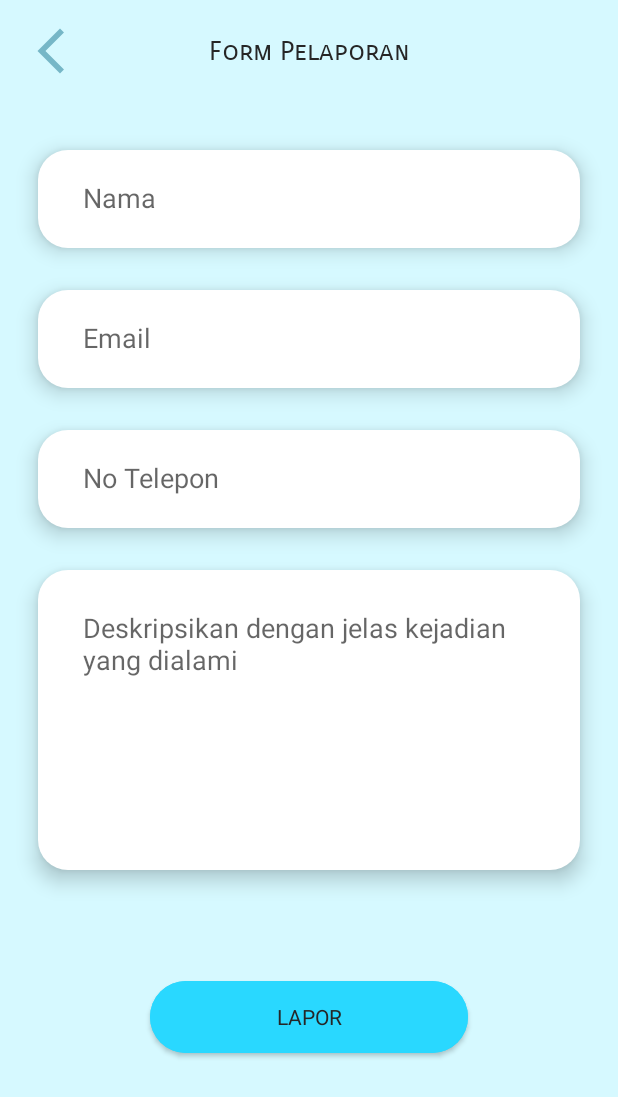
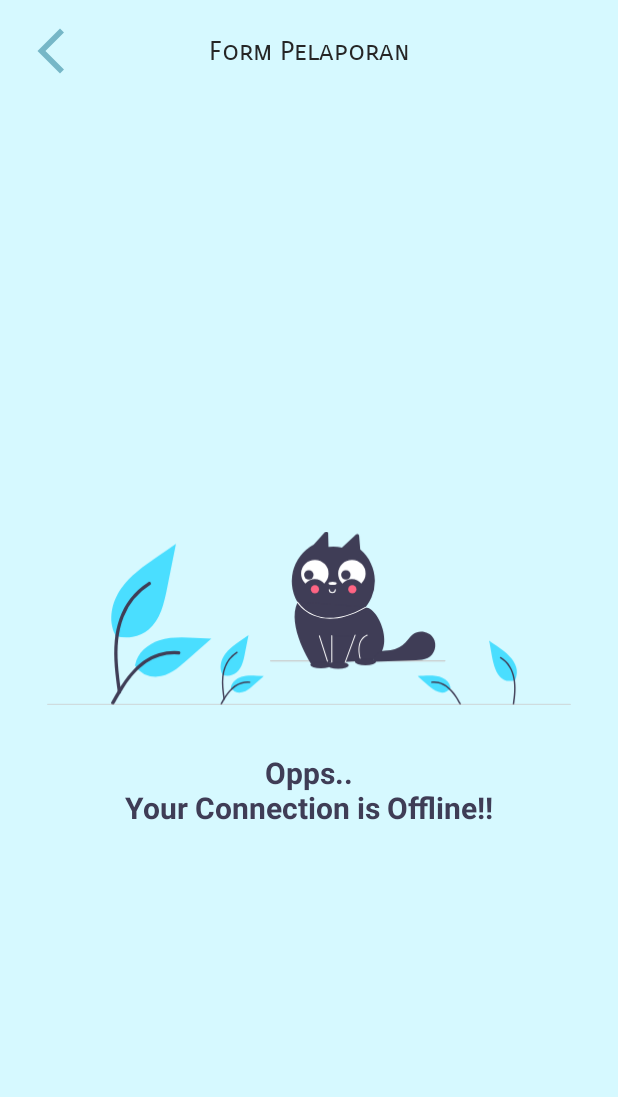
Before and after one commit to Capstone-B21-CAP0220/SwacApp, an Android app: the FormActivity screen opened directly, with no data from a screen before it, on a phone screen of 412 x 824 dp. Shown: the top 1097 px of the screen. Run offline under Robolectric (Android 15) with nearby library versions, the phone set to English and light mode, and no system bars.

Commit message:
Adding NetworkCallback for Check Connection Done..

```diff
--- a/app/build.gradle
+++ b/app/build.gradle
@@ -65,4 +65,5 @@ dependencies {
     implementation 'com.google.code.gson:gson:2.8.6'
     implementation 'com.squareup.okhttp3:okhttp:4.9.0'
     implementation 'org.jetbrains.kotlinx:kotlinx-coroutines-android:1.3.9'
+
 }
--- a/app/src/main/AndroidManifest.xml
+++ b/app/src/main/AndroidManifest.xml
@@ -2,6 +2,8 @@
 <manifest xmlns:android="http://schemas.android.com/apk/res/android"
     package="com.capstone0220.swacapp">
     <uses-permission android:name="android.permission.INTERNET" />
+    <uses-permission android:name="android.permission.ACCESS_NETWORK_STATE" />
+
     <application
         android:allowBackup="true"
         android:icon="@mipmap/ic_launcher"
--- a/app/src/main/java/com/capstone0220/swacapp/ui/data/UserData.kt
+++ b/app/src/main/java/com/capstone0220/swacapp/ui/data/UserData.kt
@@ -7,6 +7,8 @@ import kotlinx.parcelize.Parcelize
 @Parcelize
 data class UserData (
    var name : String?="",
+   var position: String?="",
+   var location: String?="",
    var email: String?="",
    var no_telp : String?="",
    var description: String?=""
--- a/app/src/main/java/com/capstone0220/swacapp/ui/form/FormActivity.kt
+++ b/app/src/main/java/com/capstone0220/swacapp/ui/form/FormActivity.kt
@@ -10,16 +10,17 @@ import com.capstone0220.swacapp.R
 import com.capstone0220.swacapp.databinding.ActivityFormBinding
 import com.capstone0220.swacapp.ui.confirmation.ConfirmationActivity
 import com.capstone0220.swacapp.ui.data.UserData
+import com.capstone0220.swacapp.ui.utils.NetworkMonitor
 
 class FormActivity : AppCompatActivity(), View.OnClickListener {
 
     private lateinit var binding: ActivityFormBinding
-
-
+    private lateinit var networkMonitor: NetworkMonitor
     override fun onCreate(savedInstanceState: Bundle?) {
         super.onCreate(savedInstanceState)
         binding = ActivityFormBinding.inflate(layoutInflater)
         setContentView(binding.root)
+        checkConnections()
         binding.apply {
             btnFormBack.setOnClickListener(this@FormActivity)
             btnFormReport.setOnClickListener(this@FormActivity)
@@ -33,37 +34,67 @@ class FormActivity : AppCompatActivity(), View.OnClickListener {
                 onBackPressed()
             }
             R.id.btn_form_report -> {
+                setData()
+            }
+        }
+    }
+
+    fun setData(){
         val edtName = findViewById<EditText>(R.id.edt_form_name)
+        val edtPosition = findViewById<EditText>(R.id.edt_form_reportingtype)
+        val edtLocation = findViewById<EditText>(R.id.edt_form_location)
         val edtEmail = findViewById<EditText>(R.id.edt_form_email)
         val edtPhone = findViewById<EditText>(R.id.edt_form_phone)
         val edtDesc = findViewById<EditText>(R.id.edt_form_desc)
         val name = edtName.text.toString()
+        val position = edtPosition.text.toString()
+        val location = edtLocation.text.toString()
         val email = edtEmail.text.toString()
-                val phone = edtPhone.text.toString()
+        val no_telp = edtPhone.text.toString()
         val desc = edtDesc.text.toString()
 
         if (name.isNullOrEmpty()) {
-                    edtName?.error = "Nama Tidak Boleh Kosong"
+            edtName?.error = "Nama Harap Diisi"
             edtName?.requestFocus()
+        }else if(position.isNullOrEmpty()){
+            edtPosition?.error = "Posisi Pelapor Harap Diisi"
+            edtPosition?.requestFocus()
+        }else if(location.isNullOrEmpty()){
+            edtLocation?.error = "Lokasi Harap Diisi"
+            edtLocation?.requestFocus()
         }else if(email.isNullOrEmpty()){
-                    edtEmail?.error = "Email Tidak Boleh Kosong"
+            edtEmail?.error = "Email Harap Diisi"
             edtEmail?.requestFocus()
-                }else if(phone.isNullOrEmpty()){
-                    edtPhone?.error = "No.Telp Tidak Boleh Kosong"
+        }else if(no_telp.isNullOrEmpty()){
+            edtPhone?.error = "No.Telp Harap Diisi"
             edtPhone?.requestFocus()
         }else if (desc.isNullOrEmpty()){
-                    edtDesc?.error = "Deskripsi Tidak Boleh Kosong"
+            edtDesc?.error = "Deskripsi Harap Diisi"
             edtDesc?.requestFocus()
         }else{
             val userData = UserData(
-                        name,email,phone,desc
+                name,position,location,email,no_telp,desc
             )
             val intent = Intent(this, ConfirmationActivity::class.java)
             intent.putExtra(ConfirmationActivity.EXTRA_USER, userData)
             startActivity(intent)
         }
     }
+
+    private fun checkConnections(){
+        networkMonitor = NetworkMonitor(application)
+        networkMonitor.observe(this,{isAvailable->
+            when(isAvailable){
+                true -> {
+                    binding.disconnected.disconnectedMsg.visibility = View.GONE
+                    binding.formInputReport.visibility = View.VISIBLE
+                }
+                false -> {
+                    binding.formInputReport.visibility = View.GONE
+                    binding.disconnected.disconnectedMsg.visibility = View.VISIBLE
                 }
             }
+        })
 
     }
+}
--- a/app/src/main/java/com/capstone0220/swacapp/ui/information/InformationActivity.kt
+++ b/app/src/main/java/com/capstone0220/swacapp/ui/information/InformationActivity.kt
@@ -9,11 +9,13 @@ import android.widget.Toast
 import androidx.appcompat.app.AppCompatActivity
 import com.capstone0220.swacapp.R
 import com.capstone0220.swacapp.databinding.ActivityInformationBinding
+import com.capstone0220.swacapp.ui.utils.NetworkMonitor
 
 class InformationActivity : AppCompatActivity(), View.OnClickListener {
 
     private lateinit var binding: ActivityInformationBinding
     private val url = "https://kekerasan.kemenpppa.go.id/ringkasan"
+    private lateinit var networkMonitor: NetworkMonitor
     override fun onCreate(savedInstanceState: Bundle?) {
         super.onCreate(savedInstanceState)
         binding = ActivityInformationBinding.inflate(layoutInflater)
@@ -23,6 +25,20 @@ class InformationActivity : AppCompatActivity(), View.OnClickListener {
             binding.toolbarInformation.btnInformationBack.setOnClickListener(this@InformationActivity)
         }
 
+        checkConnections()
+    }
+
+    override fun onClick(v: View?) {
+        when (v?.id) {
+            R.id.btn_information_back -> {
+                onBackPressed()
+            }
+        }
+    }
+
+
+    fun webView(){
+        binding.disconnected.disconnectedMsg.visibility = View.INVISIBLE
         val webView = findViewById<WebView>(R.id.webView)
         binding.progressBar.visibility = View.VISIBLE
         webView.settings.javaScriptEnabled = true
@@ -42,11 +58,21 @@ class InformationActivity : AppCompatActivity(), View.OnClickListener {
         webView.loadUrl(url)
     }
 
-    override fun onClick(v: View?) {
-        when (v?.id) {
-            R.id.btn_information_back -> {
-                onBackPressed()
+
+    private fun checkConnections(){
+        networkMonitor = NetworkMonitor(application)
+        networkMonitor.observe(this,{isAvailable->
+            when(isAvailable){
+                true -> {
+                    webView()
+                    binding.webView.visibility = WebView.VISIBLE
+                }
+                false -> {
+                    binding.webView.visibility = WebView.GONE
+                    binding.disconnected.disconnectedMsg.visibility = View.VISIBLE
+                }
             }
-        }
+        })
+
     }
 }
--- /dev/null
+++ b/app/src/main/java/com/capstone0220/swacapp/ui/utils/NetworkMonitor.kt
@@ -0,0 +1,47 @@
+package com.capstone0220.swacapp.ui.utils
+
+import android.app.Application
+import android.content.Context
+import android.net.ConnectivityManager
+import android.net.Network
+import android.net.NetworkRequest
+import android.os.Build
+import androidx.annotation.RequiresApi
+import androidx.lifecycle.LiveData
+
+class NetworkMonitor (
+    private val connectivityManager: ConnectivityManager
+    ) : LiveData<Boolean>(){
+        constructor(application: Application) : this(
+        application.getSystemService(Context.CONNECTIVITY_SERVICE) as ConnectivityManager
+    )
+
+
+    private val networkCallback = @RequiresApi(Build.VERSION_CODES.LOLLIPOP)
+    object : ConnectivityManager.NetworkCallback() {
+
+        override fun onAvailable(network: Network) {
+            super.onAvailable(network)
+            postValue(true)
+        }
+
+        override fun onLost(network: Network) {
+            super.onLost(network)
+            postValue(false)
+        }
+    }
+
+    @RequiresApi(Build.VERSION_CODES.LOLLIPOP)
+    override fun onActive() {
+        super.onActive()
+        val builder = NetworkRequest.Builder()
+        connectivityManager.registerNetworkCallback(builder.build(), networkCallback)
+    }
+
+    @RequiresApi(Build.VERSION_CODES.LOLLIPOP)
+    override fun onInactive() {
+        super.onInactive()
+        connectivityManager.unregisterNetworkCallback(networkCallback)
+    }
+
+    }
--- /dev/null
+++ b/app/src/main/res/drawable/ic_disconnect.xml
@@ -0,0 +1,108 @@
+<vector xmlns:android="http://schemas.android.com/apk/res/android"
+    android:width="785dp"
+    android:height="260.84195dp"
+    android:viewportWidth="785"
+    android:viewportHeight="260.84195">
+  <path
+      android:pathData="M101.787,155.874a52.155,52.155 0,0 0,50.363 -8.871c17.64,-14.807 23.171,-39.192 27.67,-61.777L193.13,18.421l-27.866,19.187c-20.041,13.798 -40.532,28.04 -54.407,48.026s-19.928,47.271 -8.783,68.898"
+      android:fillColor="#4adeff"/>
+  <path
+      android:pathData="M106.09,241.405c-3.507,-25.553 -7.116,-51.436 -4.65,-77.262 2.185,-22.937 9.183,-45.336 23.43,-63.71a105.983,105.983 0,0 1,27.192 -24.641c2.718,-1.715 5.221,2.592 2.514,4.301a100.756,100.756 0,0 0,-39.856 48.086c-8.677,22.069 -10.07,46.127 -8.576,69.57 0.903,14.177 2.823,28.261 4.751,42.329a2.581,2.581 0,0 1,-1.74 3.064,2.506 2.506,0 0,1 -3.064,-1.74Z"
+      android:fillColor="#3f3d56"/>
+  <path
+      android:pathData="M131.335,200.403a38.393,38.393 0,0 0,33.452 17.271c16.939,-0.804 31.054,-12.621 43.76,-23.844l37.589,-33.188 -24.877,-1.191c-17.89,-0.857 -36.242,-1.661 -53.282,3.863s-32.755,18.795 -35.87,36.433"
+      android:fillColor="#4adeff"/>
+  <path
+      android:pathData="M96.176,256.094c16.886,-29.877 36.47,-63.082 71.467,-73.695a79.749,79.749 0,0 1,30.058 -3.104c3.192,0.276 2.395,5.195 -0.79,4.921a74.089,74.089 0,0 0,-47.97 12.691c-13.526,9.207 -24.058,22.007 -32.971,35.58 -5.46,8.315 -10.351,16.982 -15.242,25.637C99.165,260.89 94.595,258.892 96.176,256.094Z"
+      android:fillColor="#3f3d56"/>
+  <path
+      android:pathData="M262.411,214.746a22.51,22.51 0,0 0,21.737 -3.829c7.613,-6.39 10.001,-16.915 11.942,-26.663L301.835,155.421 289.808,163.702c-8.65,5.955 -17.494,12.102 -23.482,20.728s-8.601,20.402 -3.791,29.736"
+      android:fillColor="#4adeff"/>
+  <path
+      android:pathData="M264.268,251.661c-1.514,-11.029 -3.071,-22.2 -2.007,-33.346 0.943,-9.9 3.964,-19.567 10.113,-27.497a45.742,45.742 0,0 1,11.736 -10.635c1.173,-0.74 2.253,1.119 1.085,1.856a43.486,43.486 0,0 0,-17.202 20.754c-3.745,9.525 -4.346,19.908 -3.701,30.026 0.39,6.119 1.218,12.198 2.051,18.269a1.114,1.114 0,0 1,-0.751 1.322,1.082 1.082,0 0,1 -1.322,-0.751Z"
+      android:fillColor="#3f3d56"/>
+  <path
+      android:pathData="M275.164,233.965a16.57,16.57 0,0 0,14.438 7.454c7.311,-0.347 13.403,-5.447 18.887,-10.291l16.223,-14.324 -10.737,-0.514c-7.721,-0.37 -15.642,-0.717 -22.997,1.667s-14.137,8.112 -15.482,15.725"
+      android:fillColor="#4adeff"/>
+  <path
+      android:pathData="M259.989,258.001c7.288,-12.895 15.74,-27.226 30.845,-31.807a34.419,34.419 0,0 1,12.973 -1.34c1.378,0.119 1.034,2.242 -0.341,2.124a31.977,31.977 0,0 0,-20.704 5.477c-5.838,3.974 -10.383,9.498 -14.23,15.356 -2.357,3.589 -4.467,7.329 -6.578,11.065C261.279,260.07 259.307,259.208 259.989,258.001Z"
+      android:fillColor="#3f3d56"/>
+  <path
+      android:pathData="M701.589,222.746c-33.668,9.666 -34.067,-37.914 -39.424,-59.325 19.03,12.958 51.116,31.432 39.3,58.746"
+      android:fillColor="#4adeff"/>
+  <path
+      android:pathData="M699.732,259.661c4.423,-25.014 4.702,-56.695 -19.843,-71.478 -1.172,-0.741 -2.253,1.119 -1.084,1.856 23.697,14.333 22.993,44.939 18.852,69.05a1.076,1.076 0,0 0,2.074 0.571Z"
+      android:fillColor="#3f3d56"/>
+  <path
+      android:pathData="M604.836,233.965c-15.407,20.681 -36.862,-7.011 -49.548,-17.161 16.923,-0.9 43.955,-4.388 49.215,16.878"
+      android:fillColor="#4adeff"/>
+  <path
+      android:pathData="M620.011,258.001c-8.709,-16.672 -22.617,-35.527 -43.819,-33.146 -1.377,0.118 -1.033,2.241 0.342,2.123 20.139,-2.084 33.242,16.028 41.512,31.899C618.721,260.07 620.693,259.208 620.011,258.001Z"
+      android:fillColor="#3f3d56"/>
+  <path
+      android:pathData="M784,260.842h-783a1,1 0,0 1,0 -2h783a1,1 0,0 1,0 2Z"
+      android:fillColor="#cacaca"/>
+  <path
+      android:pathData="M596,194.842h-261a1,1 0,0 1,0 -2h261a1,1 0,0 1,0 2Z"
+      android:fillColor="#cacaca"/>
+  <path
+      android:pathData="M469.186,26.93l-1.718,-21.392a2.899,2.899 0,0 0,-4.744 -1.113l-20.95,19.627a61.782,61.782 0,0 0,-20.14 -0.906l-0.529,-21.087a2.899,2.899 0,0 0,-4.723 -1.305l-16.904,18.732a62.203,62.203 0,1 0,69.708 7.444Z"
+      android:fillColor="#3f3d56"/>
+  <path
+      android:pathData="M476.952,113.74c22.881,-0.364 51.666,79.932 -2.556,80.349 -28.057,0.215 -77.727,5.687 -77.727,5.687s-38.611,-57.947 -21.391,-93.999Z"
+      android:fillColor="#3f3d56"/>
+  <path
+      android:pathData="M426.623,156.173l0,41.602l19.45,0l15.432,-42.361"
+      android:fillColor="#3f3d56"/>
+  <path
+      android:pathData="M446.073,198.534L426.623,198.534a0.758,0.758 0,0 1,-0.758 -0.758L425.865,156.173a0.758,0.758 0,1 1,1.517 0L427.381,197.017h18.161l15.25,-41.862a0.758,0.758 0,0 1,1.425 0.519l-15.432,42.361A0.758,0.758 0,0 1,446.073 198.534Z"
+      android:fillColor="#fff"/>
+  <path
+      android:pathData="M461.126,195.226a15.924,5.308 0,1 0,31.849 0a15.924,5.308 0,1 0,-31.849 0z"
+      android:fillColor="#3f3d56"/>
+  <path
+      android:pathData="M469.088,190.676a0.758,0.758 0,0 1,-0.725 -0.536c-0.084,-0.272 -8.139,-27.288 10.945,-35.424a0.758,0.758 0,1 1,0.595 1.395c-17.842,7.606 -10.17,33.324 -10.09,33.583a0.759,0.759 0,0 1,-0.502 0.948A0.767,0.767 0,0 1,469.088 190.676Z"
+      android:fillColor="#fff"/>
+  <path
+      android:pathData="M496.101,183.745c-0.107,-0.153 -0.185,-0.314 -0.277,-0.471q-1.243,0.046 -2.486,0.092Z"
+      android:fillColor="#3f3d56"/>
+  <path
+      android:pathData="M578.736,159.707c-6.209,-9.924 -21.401,-12.681 -30.701,-5.572 -4.197,3.208 -7.025,7.845 -10.611,11.725A39.306,39.306 0,0 1,514.594 177.942c-6.094,0.914 -12.539,0.418 -18.167,2.927 -5.458,2.433 -9.575,9.379 -6.604,14.405q31.421,-1.158 62.841,-2.316c6.026,-0.222 12.267,-0.497 17.656,-3.204C580.781,184.499 584.945,169.631 578.736,159.707Z"
+      android:fillColor="#3f3d56"/>
+  <path
+      android:pathData="M424.092,130.962a62.391,62.391 0,0 1,-25.046 -4.998c-16.525,-7.173 -24.099,-19.278 -24.414,-19.79a0.758,0.758 0,0 1,1.292 -0.794,55.775 55.775,0 0,0 23.802,19.226c14.881,6.434 40.293,9.657 76.845,-11.522a0.758,0.758 0,1 1,0.761 1.312C455.876,126.829 438.16,130.962 424.092,130.962Z"
+      android:fillColor="#fff"/>
+  <path
+      android:pathData="M427.381,92.475a5.314,5.314 0,0 1,-5.308 -5.308,0.758 0.758,0 0,1 1.517,0 3.792,3.792 0,0 0,7.583 0,0.758 0.758,0 0,1 1.517,0A5.314,5.314 0,0 1,427.381 92.475Z"
+      android:fillColor="#fff"/>
+  <path
+      android:pathData="M420.177,195.354a0.759,0.759 0,0 1,-0.722 -0.528l-12.133,-38.044a0.758,0.758 0,1 1,1.445 -0.461l12.133,38.044a0.759,0.759 0,0 1,-0.723 0.989Z"
+      android:fillColor="#fff"/>
+  <path
+      android:pathData="M420.177,200.534a15.924,5.308 0,1 0,31.849 0a15.924,5.308 0,1 0,-31.849 0z"
+      android:fillColor="#3f3d56"/>
+  <path
+      android:pathData="M394.395,199.775a15.924,5.308 0,1 0,31.849 0a15.924,5.308 0,1 0,-31.849 0z"
+      android:fillColor="#3f3d56"/>
+  <path
+      android:pathData="M421.694,77.688a6.066,2.333 0,1 0,12.133 0a6.066,2.333 0,1 0,-12.133 0z"
+      android:fillColor="#fff"/>
+  <path
+      android:pathData="M386.969,77.859a18.496,18.496 0,0 1,28.391 0,20.558 20.558,0 1,0 -29.066,-0.675Q386.624,77.529 386.969,77.859Z"
+      android:fillColor="#fff"/>
+  <path
+      android:pathData="M442.477,77.859a18.496,18.496 0,0 1,28.391 0,20.558 20.558,0 1,0 -29.066,-0.675Q442.131,77.529 442.477,77.859Z"
+      android:fillColor="#fff"/>
+  <path
+      android:pathData="M392.152,64.988m-7.072,0a7.072,7.072 0,1 1,14.144 0a7.072,7.072 0,1 1,-14.144 0"
+      android:fillColor="#3f3d56"/>
+  <path
+      android:pathData="M447.657,64.988m-7.072,0a7.072,7.072 0,1 1,14.144 0a7.072,7.072 0,1 1,-14.144 0"
+      android:fillColor="#3f3d56"/>
+  <path
+      android:pathData="M457.334,86.627m-6.197,0a6.197,6.197 0,1 1,12.394 0a6.197,6.197 0,1 1,-12.394 0"
+      android:fillColor="#ff6584"/>
+  <path
+      android:pathData="M401.334,86.627m-6.197,0a6.197,6.197 0,1 1,12.394 0a6.197,6.197 0,1 1,-12.394 0"
+      android:fillColor="#ff6584"/>
+</vector>
--- a/app/src/main/res/layout/activity_form.xml
+++ b/app/src/main/res/layout/activity_form.xml
@@ -32,12 +32,15 @@
         app:layout_constraintTop_toTopOf="@+id/btn_form_back" />
 
     <androidx.core.widget.NestedScrollView
+        android:id="@+id/nestedScrollView2"
         android:layout_width="match_parent"
         android:layout_height="0dp"
         app:layout_constraintBottom_toBottomOf="parent"
         app:layout_constraintTop_toBottomOf="@id/btn_form_back">
 
         <LinearLayout
+            android:id="@+id/form_input_report"
+            android:visibility="invisible"
             android:layout_width="match_parent"
             android:layout_height="match_parent"
             android:orientation="vertical">
@@ -59,6 +62,40 @@
                 app:layout_constraintTop_toBottomOf="@+id/textView2" />
 
             <com.google.android.material.textfield.TextInputEditText
+                android:id="@+id/edt_form_reportingtype"
+                android:layout_width="match_parent"
+                android:layout_height="65dp"
+                android:layout_marginHorizontal="25dp"
+                android:layout_marginTop="28dp"
+                android:background="@drawable/background_input_form"
+                android:elevation="8dp"
+                android:hint="Posisi Pelapor"
+                android:inputType="textEmailAddress"
+                android:paddingHorizontal="30dp"
+                android:paddingBottom="2dp"
+                android:textColor="@color/black_text_primary"
+                app:layout_constraintEnd_toEndOf="@+id/edt_form_name"
+                app:layout_constraintStart_toStartOf="@+id/edt_form_name"
+                app:layout_constraintTop_toBottomOf="@id/edt_form_name" />
+
+            <com.google.android.material.textfield.TextInputEditText
+                android:id="@+id/edt_form_location"
+                android:layout_width="match_parent"
+                android:layout_height="65dp"
+                android:layout_marginHorizontal="25dp"
+                android:layout_marginTop="28dp"
+                android:background="@drawable/background_input_form"
+                android:elevation="8dp"
+                android:hint="Lokasi"
+                android:inputType="textEmailAddress"
+                android:paddingHorizontal="30dp"
+                android:paddingBottom="2dp"
+                android:textColor="@color/black_text_primary"
+                app:layout_constraintEnd_toEndOf="@+id/edt_form_reportingtype"
+                app:layout_constraintStart_toStartOf="@+id/edt_form_reportingtype"
+                app:layout_constraintTop_toBottomOf="@id/edt_form_reportingtype" />
+
+            <com.google.android.material.textfield.TextInputEditText
                 android:id="@+id/edt_form_email"
                 android:layout_width="match_parent"
                 android:layout_height="65dp"
@@ -71,9 +108,11 @@
                 android:paddingHorizontal="30dp"
                 android:paddingBottom="2dp"
                 android:textColor="@color/black_text_primary"
-                app:layout_constraintEnd_toEndOf="@+id/edt_form_name"
-                app:layout_constraintStart_toStartOf="@+id/edt_form_name"
-                app:layout_constraintTop_toBottomOf="@id/edt_form_name" />
+                app:layout_constraintEnd_toEndOf="@+id/edt_form_location"
+                app:layout_constraintStart_toStartOf="@+id/edt_form_location"
+                app:layout_constraintTop_toBottomOf="@id/edt_form_location" />
+
+
 
             <com.google.android.material.textfield.TextInputEditText
                 android:id="@+id/edt_form_phone"
@@ -117,10 +156,10 @@
                 android:layout_width="match_parent"
                 android:layout_height="wrap_content"
                 android:layout_marginHorizontal="100dp"
+                android:layout_marginTop="40dp"
                 android:layout_marginBottom="28dp"
                 android:backgroundTint="@color/button_primary"
                 android:elevation="8dp"
-                android:layout_marginTop="68dp"
                 android:minHeight="60dp"
                 android:text="LAPOR"
                 android:textColor="@color/black_text_primary"
@@ -129,4 +168,15 @@
                 app:layout_constraintStart_toStartOf="parent" />
         </LinearLayout>
     </androidx.core.widget.NestedScrollView>
+
+    <include
+        android:id="@+id/disconnected"
+        layout="@layout/disconnect_msg"
+        android:visibility="visible"
+        android:layout_width="wrap_content"
+        android:layout_height="wrap_content"
+        app:layout_constraintBottom_toBottomOf="parent"
+        app:layout_constraintEnd_toEndOf="parent"
+        app:layout_constraintStart_toStartOf="parent"
+        app:layout_constraintTop_toTopOf="parent" />
 </androidx.constraintlayout.widget.ConstraintLayout>
--- a/app/src/main/res/layout/activity_information.xml
+++ b/app/src/main/res/layout/activity_information.xml
@@ -13,10 +13,10 @@
         app:layout_constraintStart_toStartOf="parent"
         app:layout_constraintTop_toTopOf="parent" />
 
-
     <WebView
         android:id="@+id/webView"
         android:layout_width="match_parent"
+        android:visibility="visible"
         android:layout_height="0dp"
         app:layout_constraintBottom_toBottomOf="parent"
         app:layout_constraintEnd_toEndOf="parent"
@@ -24,18 +24,18 @@
         app:layout_constraintStart_toStartOf="parent"
         app:layout_constraintTop_toBottomOf="@id/toolbar_information"
         app:layout_constraintVertical_bias="0.0">
-
     </WebView>
 
     <ProgressBar
         android:id="@+id/progressBar"
+        android:visibility="invisible"
         android:layout_width="wrap_content"
         android:layout_height="wrap_content"
         android:theme="@style/Theme.SwacApp.progressBar"
         style="?android:attr/progressBarStyle"
         app:layout_constraintBottom_toBottomOf="parent"
         app:layout_constraintEnd_toEndOf="parent"
-        app:layout_constraintStart_toStartOf="@+id/webView"
+        app:layout_constraintStart_toStartOf="parent"
         app:layout_constraintTop_toBottomOf="@+id/toolbar_information" />
 
 
@@ -53,4 +53,14 @@
         app:layout_constraintTop_toTopOf="parent" />
 
 
+    <include
+        android:id="@+id/disconnected"
+        layout="@layout/disconnect_msg"
+        android:layout_width="wrap_content"
+        android:layout_height="wrap_content"
+        app:layout_constraintBottom_toBottomOf="parent"
+        app:layout_constraintEnd_toEndOf="parent"
+        app:layout_constraintStart_toStartOf="parent"
+        app:layout_constraintTop_toBottomOf="@+id/toolbar_information" />
+
 </androidx.constraintlayout.widget.ConstraintLayout>
--- /dev/null
+++ b/app/src/main/res/layout/disconnect_msg.xml
@@ -0,0 +1,32 @@
+<?xml version="1.0" encoding="utf-8"?>
+<androidx.constraintlayout.widget.ConstraintLayout
+    xmlns:android="http://schemas.android.com/apk/res/android"
+    xmlns:app="http://schemas.android.com/apk/res-auto"
+    xmlns:tools="http://schemas.android.com/tools"
+    android:id="@+id/disconnected_msg"
+    android:layout_width="match_parent"
+    android:layout_height="match_parent">
+
+    <ImageView
+        android:id="@+id/ic_disconnected"
+        android:layout_width="349dp"
+        android:layout_height="178dp"
+        app:layout_constraintBottom_toBottomOf="parent"
+        app:layout_constraintEnd_toEndOf="parent"
+        app:layout_constraintStart_toStartOf="parent"
+        app:layout_constraintTop_toTopOf="parent"
+        app:srcCompat="@drawable/ic_disconnect" />
+
+    <TextView
+        android:id="@+id/tv_connection"
+        android:layout_width="wrap_content"
+        android:layout_height="wrap_content"
+        android:text="Opps..\nYour Connection is Offline!!"
+        android:textColor="#3F3D56"
+        android:gravity="center"
+        android:textSize="20sp"
+        android:textStyle="bold"
+        app:layout_constraintEnd_toEndOf="parent"
+        app:layout_constraintStart_toStartOf="parent"
+        app:layout_constraintTop_toBottomOf="@+id/ic_disconnected" />
+</androidx.constraintlayout.widget.ConstraintLayout>
```
Lines whose indentation alone changed are shown as unchanged.
